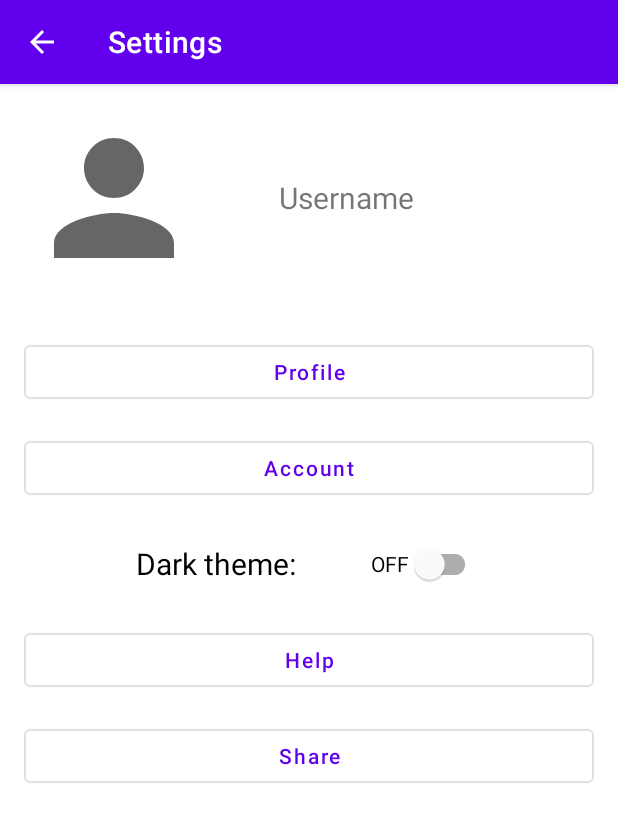
After one commit to amritoo/JAM, an Android app: the layout activity_settings.xml on its own in the app's theme, with its tools: preview values and no code run, on a phone screen of 412 x 824 dp. The commit adds this screen. Shown: the top 822 px of the screen. Run offline under Robolectric (Android 15) with nearby library versions, the phone set to English and light mode, and no system bars.

Commit message:
Created settings layout files

```diff
--- /dev/null
+++ b/app/src/main/res/layout/activity_settings.xml
@@ -0,0 +1,118 @@
+<?xml version="1.0" encoding="utf-8"?>
+<LinearLayout xmlns:android="http://schemas.android.com/apk/res/android"
+    xmlns:tools="http://schemas.android.com/tools"
+    android:layout_width="match_parent"
+    android:layout_height="match_parent"
+    xmlns:app="http://schemas.android.com/apk/res-auto"
+    android:orientation="vertical"
+    tools:context=".settings.SettingsActivity">
+
+    <!--  Toolbar  -->
+    <com.google.android.material.appbar.AppBarLayout
+        android:layout_width="match_parent"
+        android:layout_height="wrap_content" >
+
+        <com.google.android.material.appbar.MaterialToolbar
+            android:id="@+id/settings_toolbar"
+            android:layout_width="match_parent"
+            android:layout_height="wrap_content"
+            app:navigationIcon="@drawable/ic_arrow_back_24"
+            app:title="@string/title_text_settings"
+            style="@style/Widget.MaterialComponents.Toolbar.Primary"/>
+    </com.google.android.material.appbar.AppBarLayout>
+
+    <!--  Profile picture and username  -->
+    <LinearLayout
+        android:layout_width="match_parent"
+        android:layout_height="wrap_content"
+        android:layout_marginHorizontal="@dimen/activity_horizontal_margin"
+        android:layout_marginVertical="@dimen/activity_vertical_margin"
+        android:orientation="horizontal">
+
+        <de.hdodenhof.circleimageview.CircleImageView
+            android:id="@+id/profile_image"
+            android:layout_width="120dp"
+            android:layout_height="120dp"
+            android:layout_gravity="start"
+            android:src="@drawable/ic_user_108" />
+
+        <TextView
+            android:id="@+id/username_textView"
+            android:layout_width="wrap_content"
+            android:layout_height="wrap_content"
+            android:layout_marginStart="@dimen/margin_vertical_large"
+            android:textSize="@dimen/subheading_text_size"
+            android:text="@string/hint_username"
+            android:layout_gravity="center_vertical" />
+    </LinearLayout>
+
+    <com.google.android.material.button.MaterialButton
+        android:id="@+id/profile_button"
+        android:layout_width="match_parent"
+        android:layout_height="wrap_content"
+        android:layout_marginHorizontal="@dimen/activity_horizontal_margin"
+        android:layout_marginTop="@dimen/activity_vertical_margin"
+        android:text="@string/button_text_profile"
+        android:textAllCaps="false"
+        style="@style/Widget.MaterialComponents.Button.OutlinedButton" />
+
+    <com.google.android.material.button.MaterialButton
+        android:layout_width="match_parent"
+        android:layout_height="wrap_content"
+        android:layout_marginHorizontal="@dimen/activity_horizontal_margin"
+        android:layout_marginTop="@dimen/activity_vertical_margin"
+        android:text="Account"
+        android:textAllCaps="false"
+        style="@style/Widget.MaterialComponents.Button.OutlinedButton" />
+
+    <LinearLayout
+        android:layout_width="match_parent"
+        android:layout_height="wrap_content"
+        android:layout_marginHorizontal="@dimen/activity_horizontal_margin"
+        android:layout_marginTop="@dimen/activity_vertical_margin"
+        android:orientation="horizontal"
+        android:gravity="center">
+
+        <TextView
+            android:id="@+id/textView_theme"
+            android:layout_width="wrap_content"
+            android:layout_height="wrap_content"
+            android:text="@string/text_dark_theme"
+            android:textSize="@dimen/subheading_text_size"
+            android:textColor="@color/black"
+            app:layout_constraintStart_toStartOf="parent"
+            app:layout_constraintEnd_toEndOf="@id/theme_switch"
+            app:layout_constraintTop_toTopOf="parent"
+            app:layout_constraintBottom_toBottomOf="parent" />
+
+        <com.google.android.material.switchmaterial.SwitchMaterial
+            android:id="@+id/theme_switch"
+            android:layout_width="wrap_content"
+            android:layout_height="wrap_content"
+            android:layout_marginStart="@dimen/margin_vertical_large"
+            android:text="@string/off"
+            app:layout_constraintStart_toEndOf="@id/textView_theme"
+            app:layout_constraintEnd_toEndOf="parent"
+            app:layout_constraintTop_toTopOf="parent"
+            app:layout_constraintBottom_toBottomOf="parent"/>
+    </LinearLayout>
+
+    <com.google.android.material.button.MaterialButton
+        android:layout_width="match_parent"
+        android:layout_height="wrap_content"
+        android:layout_marginHorizontal="@dimen/activity_horizontal_margin"
+        android:layout_marginTop="@dimen/activity_vertical_margin"
+        android:text="Help"
+        android:textAllCaps="false"
+        style="@style/Widget.MaterialComponents.Button.OutlinedButton" />
+
+    <com.google.android.material.button.MaterialButton
+        android:layout_width="match_parent"
+        android:layout_height="wrap_content"
+        android:layout_marginHorizontal="@dimen/activity_horizontal_margin"
+        android:layout_marginTop="@dimen/activity_vertical_margin"
+        android:text="Share"
+        android:textAllCaps="false"
+        style="@style/Widget.MaterialComponents.Button.OutlinedButton" />
+
+</LinearLayout>
--- a/app/src/main/res/layout/offline_options.xml
+++ b/app/src/main/res/layout/offline_options.xml
@@ -6,7 +6,7 @@
     android:orientation="vertical">
 
     <TextView
-        android:id="@+id/scan_text_view"
+        android:id="@+id/scan_textView"
         android:layout_width="match_parent"
         android:layout_height="wrap_content"
         android:layout_margin="@dimen/activity_horizontal_margin"
@@ -20,19 +20,21 @@
         android:gravity="center"
         android:orientation="horizontal">
 
-        <Button
+        <com.google.android.material.button.MaterialButton
             android:id="@+id/scan_button"
             android:layout_width="wrap_content"
             android:layout_height="wrap_content"
             android:layout_marginEnd="@dimen/activity_horizontal_margin"
-            android:text="@string/button_text_scan" />
+            android:text="@string/button_text_scan"
+            style="@style/Widget.MaterialComponents.Button"/>
 
-        <Button
+        <com.google.android.material.button.MaterialButton
             android:id="@+id/make_discoverable_button"
             android:layout_width="wrap_content"
             android:layout_height="wrap_content"
             android:layout_marginStart="@dimen/activity_horizontal_margin"
-            android:text="@string/button_text_make_discoverable" />
+            android:text="@string/button_text_make_discoverable"
+            style="@style/Widget.MaterialComponents.Button"/>
 
     </LinearLayout>
 
```
